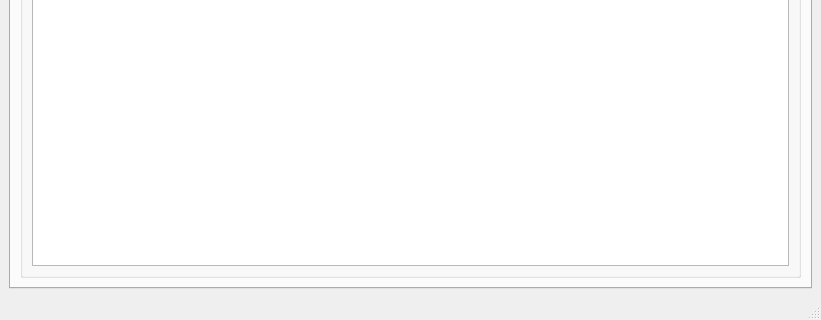
This is src/ui/apc_main_window.ui in dfajtai/pmt_apc_modbus as Qt 5 draws it before an edit; both pictures show x 0 to 821 and y 315 to 635 of the 821 by 635 pixel window. The edited form follows.
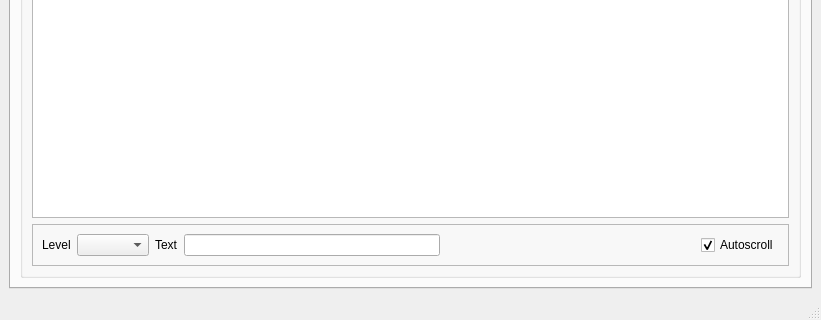
This is the edited form.

```diff
--- a/src/ui/apc_main_window.ui
+++ b/src/ui/apc_main_window.ui
@@ -178,7 +178,62 @@
           </property>
           <layout class="QVBoxLayout" name="verticalLayout_2">
            <item>
-            <widget class="QTextBrowser" name="textBrowser"/>
+            <widget class="QTableView" name="log_tableview"/>
+           </item>
+           <item>
+            <widget class="QFrame" name="frame">
+             <property name="frameShape">
+              <enum>QFrame::Shape::StyledPanel</enum>
+             </property>
+             <property name="frameShadow">
+              <enum>QFrame::Shadow::Raised</enum>
+             </property>
+             <layout class="QHBoxLayout" name="horizontalLayout_2">
+              <item>
+               <widget class="QLabel" name="label_5">
+                <property name="text">
+                 <string>Level</string>
+                </property>
+               </widget>
+              </item>
+              <item>
+               <widget class="QComboBox" name="log_level_combobox"/>
+              </item>
+              <item>
+               <widget class="QLabel" name="label_6">
+                <property name="text">
+                 <string>Text</string>
+                </property>
+               </widget>
+              </item>
+              <item>
+               <widget class="QLineEdit" name="log_text_filter"/>
+              </item>
+              <item>
+               <spacer name="horizontalSpacer">
+                <property name="orientation">
+                 <enum>Qt::Orientation::Horizontal</enum>
+                </property>
+                <property name="sizeHint" stdset="0">
+                 <size>
+                  <width>40</width>
+                  <height>20</height>
+                 </size>
+                </property>
+               </spacer>
+              </item>
+              <item>
+               <widget class="QCheckBox" name="log_autoscroll_checkbox">
+                <property name="text">
+                 <string>Autoscroll</string>
+                </property>
+                <property name="checked">
+                 <bool>true</bool>
+                </property>
+               </widget>
+              </item>
+             </layout>
+            </widget>
            </item>
           </layout>
          </widget>
```
Left out of the diff: 8 changed lines with no effect on the pictures.
